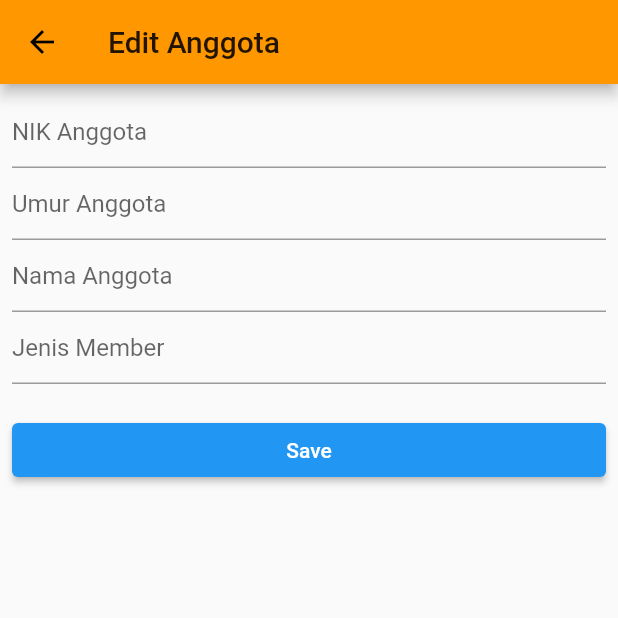
After one commit to Evina08/tubes_mobile, a Flutter app: the FormAnggota screen opened directly, on a phone screen of 412 x 824 dp, the top half of it. The commit adds this screen. Run offline on Flutter 3.47's test engine with Material 2 defaults, Android fonts, the phone set to English and light mode, and no system bars; our stand-ins replace cloud_firestore, firebase_auth, firebase_core, flutter_signin_button, flutter_swiper, google_sign_in; accounts and stored records are empty; network calls fail.

Commit message:
firebase store schema anggota

```diff
--- a/lib/maindrawer.dart
+++ b/lib/maindrawer.dart
@@ -3,6 +3,7 @@ import 'package:firebase_auth/firebase_auth.dart';
 import 'package:flutter/material.dart';
 import 'package:google_sign_in/google_sign_in.dart';
 import 'package:tubes_flutter/home_page.dart';
+import 'package:tubes_flutter/screens/anggota_page.dart';
 
 class MainDrawer extends StatefulWidget {
   @override
@@ -104,7 +105,8 @@ class _MaindrawState extends State<MainDrawer> {
         title: Text("Home"),
       ),
       ListTile(
-        onTap: () {},
+        onTap: () => Navigator.of(context)
+            .push(MaterialPageRoute(builder: (context) => AnggotaPage())),
         leading: Icon(
           Icons.person,
           color: Colors.black,
--- /dev/null
+++ b/lib/models/anggota.dart
@@ -0,0 +1,31 @@
+class Anggota {
+  final String idAnggota;
+  final String namaAnggota;
+  final int umur;
+  final int nik;
+  final String jenisMember;
+
+  Anggota(
+      {this.idAnggota,
+      this.namaAnggota,
+      this.umur,
+      this.nik,
+      this.jenisMember});
+
+  Map<String, dynamic> toMap() {
+    return {
+      'idAnggota': idAnggota,
+      'namaAnggota': namaAnggota,
+      'umur': umur,
+      'nik': nik,
+      'jenisMember': jenisMember
+    };
+  }
+
+  Anggota.fromFirestore(Map<String, dynamic> firestore)
+      : idAnggota = firestore['idAnggota'],
+        namaAnggota = firestore['namaAnggota'],
+        umur = firestore['umur'],
+        nik = firestore['nik'],
+        jenisMember = firestore['jenisMember'];
+}
--- /dev/null
+++ b/lib/providers/provider_anggota.dart
@@ -0,0 +1,77 @@
+import 'package:flutter/material.dart';
+import 'package:tubes_flutter/services/firestore_service.dart';
+import 'package:uuid/uuid.dart';
+import 'package:tubes_flutter/models/anggota.dart';
+
+class AnggotaProvider with ChangeNotifier {
+  final firestoreService = FirestoreService();
+  String _idAnggota;
+  String _namaAnggota;
+  int _nik;
+  int _umur;
+  String _jenisMember;
+  var uuid = Uuid();
+
+  //Getters
+  int get nik => _nik;
+  int get umur => _umur;
+  String get namaAnggota => _namaAnggota;
+  String get jenisMember => _jenisMember;
+
+  //Setters
+  changeNik(String value) {
+    _nik = int.parse(value);
+    notifyListeners();
+  }
+
+  changeUmur(String value) {
+    _umur = int.parse(value);
+    notifyListeners();
+  }
+
+  changeNamaAnggota(String value) {
+    _namaAnggota = value;
+    notifyListeners();
+  }
+
+  changeJenisMember(String value) {
+    _jenisMember = value;
+    notifyListeners();
+  }
+
+  //read
+  loadValues(Anggota anggota) {
+    _nik = anggota.nik;
+    _umur = anggota.umur;
+    _namaAnggota = anggota.namaAnggota;
+    _jenisMember = anggota.jenisMember;
+  }
+
+//create/update
+  saveAnggota() {
+    print(_idAnggota);
+    if (_idAnggota == null) {
+      var newAnggota = Anggota(
+          nik: nik,
+          umur: umur,
+          namaAnggota: namaAnggota,
+          jenisMember: jenisMember,
+          idAnggota: uuid.v4());
+      firestoreService.saveAnggota(newAnggota);
+    } else {
+      //Update
+      var updatedAnggota = Anggota(
+          nik: nik,
+          umur: umur,
+          namaAnggota: namaAnggota,
+          jenisMember: jenisMember,
+          idAnggota: _idAnggota);
+      firestoreService.saveAnggota(updatedAnggota);
+    }
+  }
+
+//delete
+  removeAnggota(String idAnggota) {
+    firestoreService.removeAnggota(idAnggota);
+  }
+}
--- /dev/null
+++ b/lib/screens/form_anggota.dart
@@ -0,0 +1,128 @@
+import 'package:tubes_flutter/models/anggota.dart';
+import 'package:flutter/material.dart';
+import 'package:provider/provider.dart';
+import 'package:tubes_flutter/providers/provider_anggota.dart';
+
+class FormAnggota extends StatefulWidget {
+  final Anggota anggota;
+
+  FormAnggota([this.anggota]);
+
+  @override
+  _FormAnggotaState createState() => _FormAnggotaState();
+}
+
+class _FormAnggotaState extends State<FormAnggota> {
+  final nikController = TextEditingController();
+  final umurController = TextEditingController();
+  final namaAnggotaController = TextEditingController();
+  final jenisMemberController = TextEditingController();
+
+  @override
+  void dispose() {
+    nikController.dispose();
+    umurController.dispose();
+    namaAnggotaController.dispose();
+    jenisMemberController.dispose();
+    super.dispose();
+  }
+
+  @override
+  void initState() {
+    if (widget.anggota == null) {
+      //New Record
+      nikController.text = "";
+      umurController.text = "";
+      namaAnggotaController.text = "";
+      jenisMemberController.text = "";
+      new Future.delayed(Duration.zero, () {
+        final anggotaProvider =
+            Provider.of<AnggotaProvider>(context, listen: false);
+        anggotaProvider.loadValues(Anggota());
+      });
+    } else {
+      //Controller Update
+      nikController.text = widget.anggota.nik.toString();
+      umurController.text = widget.anggota.umur.toString();
+      namaAnggotaController.text = widget.anggota.namaAnggota.toString();
+      jenisMemberController.text = widget.anggota.jenisMember.toString();
+      //State Update
+      new Future.delayed(Duration.zero, () {
+        final anggotaProvider =
+            Provider.of<AnggotaProvider>(context, listen: false);
+        anggotaProvider.loadValues(widget.anggota);
+      });
+    }
+
+    super.initState();
+  }
+
+  @override
+  Widget build(BuildContext context) {
+    final anggotaProvider = Provider.of<AnggotaProvider>(context);
+
+    return Scaffold(
+      appBar: AppBar(title: Text('Edit Anggota')),
+      body: Padding(
+        padding: const EdgeInsets.all(8.0),
+        child: ListView(
+          children: <Widget>[
+            TextField(
+              controller: nikController,
+              keyboardType: TextInputType.number,
+              decoration: InputDecoration(hintText: 'NIK Anggota'),
+              onChanged: (value) {
+                anggotaProvider.changeNik(value);
+              },
+            ),
+            TextField(
+              controller: umurController,
+              keyboardType: TextInputType.number,
+              decoration: InputDecoration(hintText: 'Umur Anggota'),
+              onChanged: (value) {
+                anggotaProvider.changeUmur(value);
+              },
+            ),
+            TextField(
+              controller: namaAnggotaController,
+              keyboardType: TextInputType.text,
+              decoration: InputDecoration(hintText: 'Nama Anggota'),
+              onChanged: (value) {
+                anggotaProvider.changeNamaAnggota(value);
+              },
+            ),
+            TextField(
+              controller: jenisMemberController,
+              keyboardType: TextInputType.text,
+              decoration: InputDecoration(hintText: 'Jenis Member'),
+              onChanged: (value) => anggotaProvider.changeJenisMember(value),
+            ),
+            SizedBox(
+              height: 20.0,
+            ),
+            ElevatedButton(
+              child: Text('Save'),
+              onPressed: () {
+                anggotaProvider.saveAnggota();
+                Navigator.of(context).pop();
+              },
+            ),
+            (widget.anggota != null)
+                ? ElevatedButton(
+                    style: ElevatedButton.styleFrom(
+                      primary: Colors.red,
+                      onPrimary: Colors.white,
+                    ),
+                    child: Text('Delete'),
+                    onPressed: () {
+                      anggotaProvider.removeAnggota(widget.anggota.idAnggota);
+                      Navigator.of(context).pop();
+                    },
+                  )
+                : Container(),
+          ],
+        ),
+      ),
+    );
+  }
+}
--- /dev/null
+++ b/lib/services/firestore_service.dart
@@ -0,0 +1,24 @@
+import 'package:cloud_firestore/cloud_firestore.dart';
+import 'package:tubes_flutter/models/anggota.dart';
+
+class FirestoreService {
+  FirebaseFirestore _db = FirebaseFirestore.instance;
+
+  //siswa
+  Future<void> saveAnggota(Anggota anggota) {
+    return _db
+        .collection('anggota')
+        .doc(anggota.idAnggota)
+        .set(anggota.toMap());
+  }
+
+  Stream<List<Anggota>> getAnggota() {
+    return _db.collection('anggota').snapshots().map((snapshot) => snapshot.docs
+        .map((document) => Anggota.fromFirestore(document.data()))
+        .toList());
+  }
+
+  Future<void> removeAnggota(String idAnggota) {
+    return _db.collection('anggota').doc(idAnggota).delete();
+  }
+}
```
Also changed, not shown: lib/home_page.dart (+2 -33 lines), lib/main.dart (+21 -1 lines), lib/screens/anggota_page.dart (added, +56 -0 lines), pubspec.yaml (+5 -6 lines), images/start.jpg, pubspec.lock, 1 other file.
